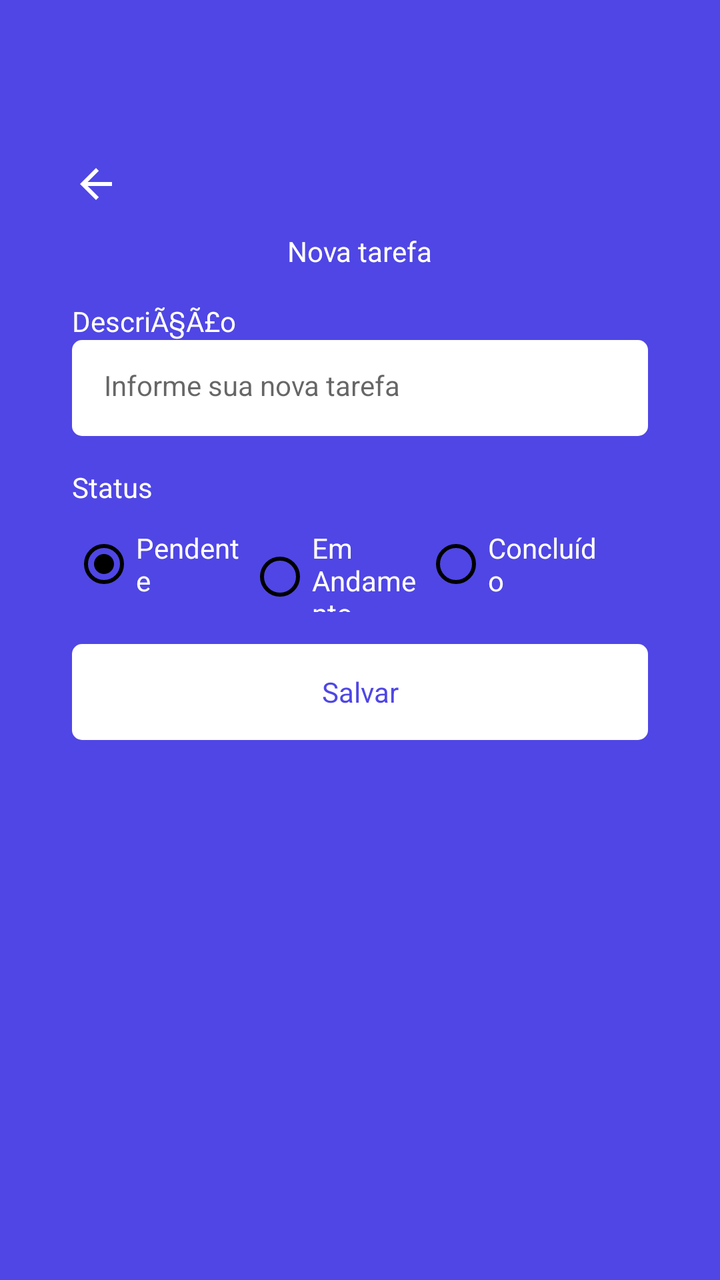
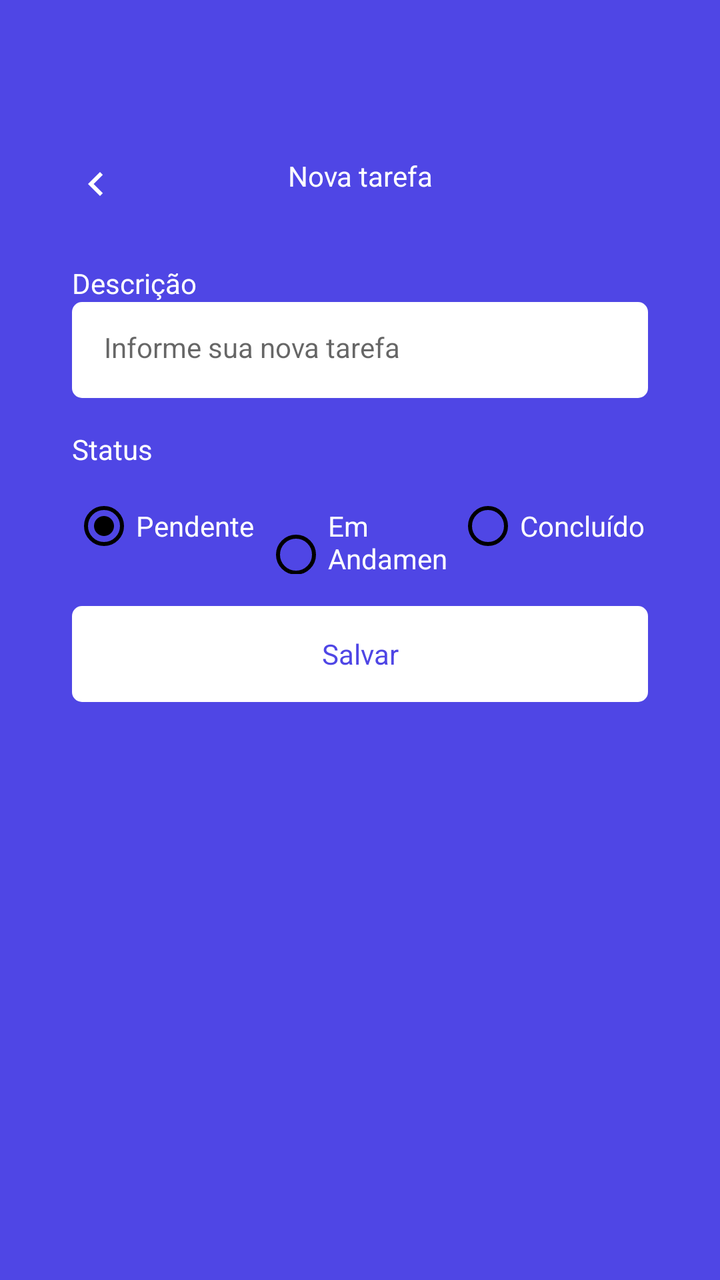

Before-and-after screenshots of an Android layout around one commit, followed by the original layout XML and the change that was made.
<!-- AndroidManifest.xml: application theme Theme.Task -->
<!-- res/layout/fragment_form_task.xml -->
<?xml version="1.0" encoding="utf-8"?>
<ScrollView
    xmlns:android="http://schemas.android.com/apk/res/android"
    xmlns:tools="http://schemas.android.com/tools"
    android:layout_width="match_parent"
    android:layout_height="match_parent"
    xmlns:app="http://schemas.android.com/apk/res-auto"
    tools:context=".ui.FormTaskFragment"
    android:padding="20dp"
    android:fillViewport="true">

    <LinearLayout
        android:layout_width="match_parent"
        android:layout_height="wrap_content"
        android:orientation="vertical">
        <com.google.android.material.appbar.MaterialToolbar
            android:id="@+id/toolbar"
            android:layout_width="match_parent"
            android:layout_height="wrap_content"
            app:navigationIcon="@drawable/ic_back"
            android:paddingTop="40dp" />

        <TextView
            android:layout_width="wrap_content"
            android:layout_height="wrap_content"
            android:text="@string/new_task"
            android:textColor="@color/white"
            android:layout_gravity="center_horizontal" />

        <androidx.constraintlayout.widget.ConstraintLayout
            android:layout_width="match_parent"
            android:layout_height="match_parent"
            android:padding="16dp">
            <TextView
                android:id="@+id/textView"
                android:layout_width="wrap_content"
                android:layout_height="wrap_content"
                android:text="@string/description_text"
                android:textColor="@color/white"
                app:layout_constraintStart_toStartOf="parent"
                app:layout_constraintTop_toTopOf="parent" />

            <EditText
                android:id="@+id/editTextDescricao"
                style="@style/EditTextTheme"
                android:layout_width="match_parent"
                android:layout_height="48dp"
                android:hint="@string/inform_your_new_task"
                app:layout_constraintEnd_toEndOf="parent"
                app:layout_constraintStart_toStartOf="parent"
                app:layout_constraintTop_toBottomOf="@id/textView" />

            <TextView
                android:id="@+id/textViewStatus"
                android:layout_width="wrap_content"
                android:layout_height="wrap_content"
                android:layout_marginTop="16dp"
                android:text="@string/status"
                android:textColor="@color/white"
                app:layout_constraintStart_toStartOf="parent"
                app:layout_constraintTop_toBottomOf="@id/editTextDescricao" />

            <RadioGroup
                android:layout_width="match_parent"
                android:layout_height="wrap_content"
                android:layout_marginTop="5dp"
                android:orientation="horizontal"
                android:id="@+id/radioGroup"
                app:layout_constraintEnd_toEndOf="parent"
                app:layout_constraintStart_toStartOf="parent"
                app:layout_constraintTop_toBottomOf="@id/textViewStatus">
                <RadioButton
                    android:layout_width="88dp"
                    android:layout_height="48dp"
                    android:buttonTint="@color/black"
                    android:id="@+id/rbTodo"
                    android:text="@string/status_task_todo"
                    android:checked="true"
                    android:theme="@style/MyRadioButton"
                    android:textColor="@color/white" />

                <RadioButton
                    android:layout_width="88dp"
                    android:layout_height="48dp"
                    android:buttonTint="@color/black"
                    android:id="@+id/rbDoing"
                    android:text="@string/status_task_doing"
                    android:theme="@style/MyRadioButton"
                    android:textColor="@color/white" />

                <RadioButton
                    android:layout_width="88dp"
                    android:layout_height="48dp"
                    android:buttonTint="@color/black"
                    android:id="@+id/rbDone"
                    android:text="@string/status_task_done"
                    android:theme="@style/MyRadioButton"
                    android:textColor="@color/white" />
            </RadioGroup>

            <com.google.android.material.button.MaterialButton
                android:id="@+id/buttonSave"
                style="@style/ButtonTheme"
                android:layout_width="match_parent"
                android:layout_height="wrap_content"
                android:layout_marginTop="16dp"
                android:text="@string/save"
                tools:layout_editor_absoluteX="16dp"
                tools:layout_editor_absoluteY="221dp"
                app:layout_constraintEnd_toEndOf="parent"
                app:layout_constraintStart_toStartOf="parent"
                app:layout_constraintTop_toBottomOf="@+id/radioGroup" />

            <ProgressBar
                android:layout_width="wrap_content"
                android:layout_height="wrap_content"
                android:id="@+id/progressBar"
                android:layout_marginTop="8dp"
                android:layout_gravity="center"
                android:indeterminateTint="@color/white"
                android:visibility="invisible"
                tools:layout_editor_absoluteX="152dp"
                tools:layout_editor_absoluteY="278dp"
                tools:visibility="visible"
                app:layout_constraintEnd_toEndOf="parent"
                app:layout_constraintStart_toStartOf="parent"
                app:layout_constraintTop_toBottomOf="@id/buttonSave"/>


        </androidx.constraintlayout.widget.ConstraintLayout>

    </LinearLayout>

</ScrollView>
<!-- resources referenced by this layout -->
<resources>
  <color name="black">#FF000000</color>
  <color name="white">#FFFFFFFF</color>
  <!-- drawable ic_back (drawable) -->
  <vector xmlns:android="http://schemas.android.com/apk/res/android" android:autoMirrored="true" android:height="24dp" android:tint="#FFFF" android:viewportHeight="24" android:viewportWidth="24" android:width="24dp">
        
      <path android:fillColor="@android:color/white" android:pathData="M20,11H7.83l5.59,-5.59L12,4l-8,8 8,8 1.41,-1.41L7.83,13H20v-2z"/>
      
  </vector>
  <string name="description_text">DescriÃ§Ã£o</string>
  <string name="inform_your_new_task">Informe sua nova tarefa</string>
  <string name="new_task">Nova tarefa</string>
  <string name="save">Salvar</string>
  <string name="status">Status</string>
  <string name="status_task_doing">Em Andamento</string>
  <string name="status_task_done">Concluído</string>
  <string name="status_task_todo">Pendente</string>
  <style name="ButtonTheme" parent="Theme.MaterialComponents.DayNight.NoActionBar">
          <item name="android:background">@drawable/bg_btn</item>
          <item name="android:textAllCaps">false</item>
          <item name="android:textColor">@color/color_default</item>
          <item name="backgroundTint">@null</item>
      </style>
  <style name="EditTextTheme" parent="Theme.MaterialComponents.DayNight.NoActionBar">
          <item name="android:background">@drawable/bg_edit_text</item>
          <item name="android:padding">16dp</item>
          <item name="android:textSize">14sp</item>
      </style>
  <style name="MyRadioButton" parent="Theme.AppCompat.Light">
          <item name="colorControlNormal">@color/black</item>
          <item name="colorControlActivated">@color/green</item>
      </style>
  <style name="Theme.Task" parent="Base.Theme.Task" />
  <!-- drawable bg_btn (drawable) -->
  <?xml version="1.0" encoding="utf-8"?>
  <shape xmlns:android="http://schemas.android.com/apk/res/android">
  
      <solid android:color="@color/white" />
      <corners android:radius="5dp" />
  
  </shape>
  <color name="color_default">#4F46E5</color>
  <!-- drawable bg_edit_text (drawable) -->
  <?xml version="1.0" encoding="utf-8"?>
  <shape xmlns:android="http://schemas.android.com/apk/res/android">
  
      <solid android:color="@color/white" />
      <corners android:radius="5dp" />
  
  </shape>
  <color name="green">#10B981</color>
  <style name="Base.Theme.Task" parent="Theme.Material3.DayNight.NoActionBar">
          
          
          <item name="colorPrimary">@color/color_default</item>
          <item name="colorPrimaryVariant">@color/color_default</item>
          <item name="android:windowBackground">@color/color_default</item>
      </style>
</resources>

<!-- the commit's change to res/layout/fragment_form_task.xml (unified diff, before → after) -->
@@ -18,14 +18,17 @@
             android:layout_width="match_parent"
             android:layout_height="wrap_content"
             app:navigationIcon="@drawable/ic_back"
-            android:paddingTop="40dp" />
+            android:paddingTop="40dp">
 
-        <TextView
-            android:layout_width="wrap_content"
-            android:layout_height="wrap_content"
-            android:text="@string/new_task"
-            android:textColor="@color/white"
-            android:layout_gravity="center_horizontal" />
+            <TextView
+                android:id="@+id/textToolbar"
+                android:layout_width="wrap_content"
+                android:layout_height="wrap_content"
+                android:text="@string/new_task"
+                android:textColor="@color/white"
+                android:layout_gravity="center_horizontal" />
+
+        </com.google.android.material.appbar.MaterialToolbar>
 
         <androidx.constraintlayout.widget.ConstraintLayout
             android:layout_width="match_parent"
@@ -72,6 +75,7 @@
                 <RadioButton
                     android:layout_width="88dp"
                     android:layout_height="48dp"
+                    android:layout_weight="1"
                     android:buttonTint="@color/black"
                     android:id="@+id/rbTodo"
                     android:text="@string/status_task_todo"
@@ -82,6 +86,7 @@
                 <RadioButton
                     android:layout_width="88dp"
                     android:layout_height="48dp"
+                    android:layout_weight="1"
                     android:buttonTint="@color/black"
                     android:id="@+id/rbDoing"
                     android:text="@string/status_task_doing"
@@ -91,6 +96,7 @@
                 <RadioButton
                     android:layout_width="88dp"
                     android:layout_height="48dp"
+                    android:layout_weight="1"
                     android:buttonTint="@color/black"
                     android:id="@+id/rbDone"
                     android:text="@string/status_task_done"
<!-- resource entries referenced after the edit -->
@@ -3,12 +3,18 @@
   <color name="black">#FF000000</color>
   <color name="white">#FFFFFFFF</color>
   <!-- drawable ic_back (drawable) -->
-  <vector xmlns:android="http://schemas.android.com/apk/res/android" android:autoMirrored="true" android:height="24dp" android:tint="#FFFF" android:viewportHeight="24" android:viewportWidth="24" android:width="24dp">
-        
-      <path android:fillColor="@android:color/white" android:pathData="M20,11H7.83l5.59,-5.59L12,4l-8,8 8,8 1.41,-1.41L7.83,13H20v-2z"/>
-      
+  <vector xmlns:android="http://schemas.android.com/apk/res/android"
+      android:width="24dp"
+      android:height="24dp"
+      android:autoMirrored="true"
+      android:tint="#FFFFFF"
+      android:viewportWidth="24"
+      android:viewportHeight="24">
+      <path
+          android:fillColor="@android:color/white"
+          android:pathData="M15.41,7.41L14,6l-6,6 6,6 1.41,-1.41L10.83,12z" />
   </vector>
-  <string name="description_text">DescriÃ§Ã£o</string>
+  <string name="description_text">Descrição</string>
   <string name="inform_your_new_task">Informe sua nova tarefa</string>
   <string name="new_task">Nova tarefa</string>
   <string name="save">Salvar</string>
@@ -34,7 +40,8 @@
   <style name="Theme.Task" parent="Base.Theme.Task" />
   <!-- drawable bg_btn (drawable) -->
   <?xml version="1.0" encoding="utf-8"?>
-  <shape xmlns:android="http://schemas.android.com/apk/res/android">
+  <shape xmlns:android="http://schemas.android.com/apk/res/android"
+      android:shape="rectangle">
   
       <solid android:color="@color/white" />
       <corners android:radius="5dp" />
@@ -43,7 +50,8 @@
   <color name="color_default">#4F46E5</color>
   <!-- drawable bg_edit_text (drawable) -->
   <?xml version="1.0" encoding="utf-8"?>
-  <shape xmlns:android="http://schemas.android.com/apk/res/android">
+  <shape xmlns:android="http://schemas.android.com/apk/res/android"
+      android:shape="rectangle">
   
       <solid android:color="@color/white" />
       <corners android:radius="5dp" />
@@ -51,8 +59,6 @@
   </shape>
   <color name="green">#10B981</color>
   <style name="Base.Theme.Task" parent="Theme.Material3.DayNight.NoActionBar">
-          
-          
           <item name="colorPrimary">@color/color_default</item>
           <item name="colorPrimaryVariant">@color/color_default</item>
           <item name="android:windowBackground">@color/color_default</item>
